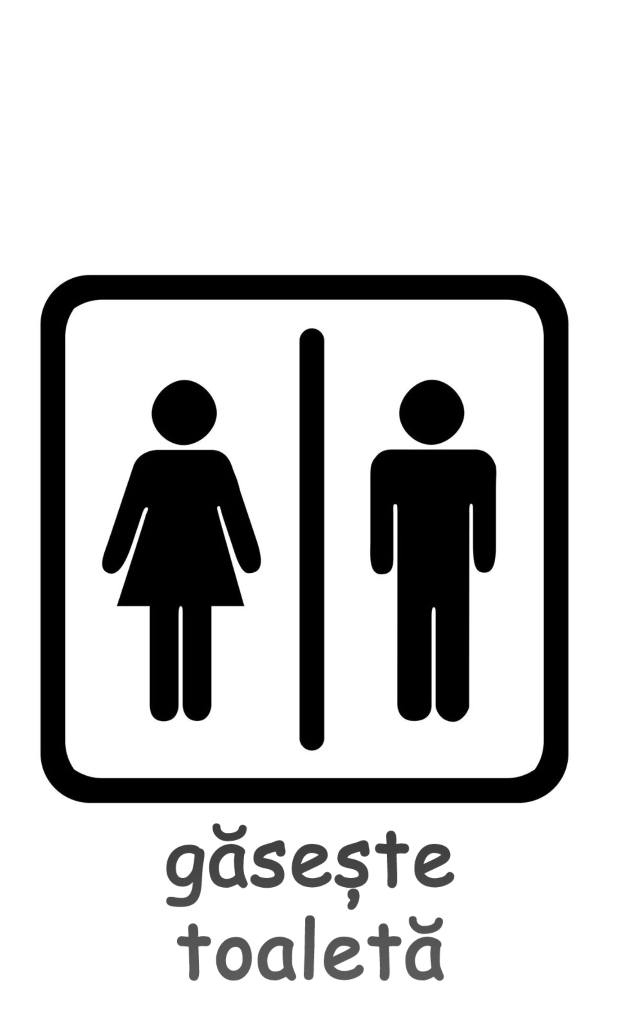
After one commit to silviupal2/GasesteToaleta, an Android app: the SplashScreenActivity screen opened directly, with no data from a screen before it, on a phone screen of 412 x 824 dp. The commit adds this screen. Shown: the top 1020 px of the screen. Run offline under Robolectric (Android 15) with nearby library versions, the phone set to English and light mode, and no system bars; 1 statement that could not run was skipped.

Commit message:
Adauga splash screen.
Adaugare la aplicatie a unei imagini care apare la deschiderea
aplicatiei. Imaginea reprezinta si logo-ul aplicatiei.

```diff
--- /dev/null
+++ b/app/src/main/java/teamepa/gasestetoaleta/ConnectionUtils.java
@@ -0,0 +1,21 @@
+package teamepa.gasestetoaleta;
+
+import android.content.Context;
+import android.net.ConnectivityManager;
+import android.net.NetworkInfo;
+
+public class ConnectionUtils
+{
+	/**
+	 * returns the current internet connection status (true/false)
+	 */
+	public static boolean getInternetConnection(Context c)
+	{
+		ConnectivityManager cm = (ConnectivityManager) c.getSystemService(Context.CONNECTIVITY_SERVICE);
+		NetworkInfo netInfo = cm.getActiveNetworkInfo();
+
+		// checking to see if the netInfo is null (airplane mode) or netInfo is connected
+		return netInfo != null && netInfo.isConnectedOrConnecting();
+	}
+
+}
--- /dev/null
+++ b/app/src/main/java/teamepa/gasestetoaleta/Keys.java
@@ -0,0 +1,6 @@
+package teamepa.gasestetoaleta;
+
+public final class Keys
+{
+
+}
--- /dev/null
+++ b/app/src/main/java/teamepa/gasestetoaleta/MainInterface.java
@@ -0,0 +1,9 @@
+package teamepa.gasestetoaleta;
+
+/**
+ * Created by SilviuPal on 17-Mar-15.
+ */
+public interface MainInterface
+{
+	public void goToNextActivity();
+}
--- /dev/null
+++ b/app/src/main/java/teamepa/gasestetoaleta/PauseHandler.java
@@ -0,0 +1,120 @@
+package teamepa.gasestetoaleta;
+
+import android.os.Handler;
+import android.os.Looper;
+import android.os.Message;
+
+import java.util.Vector;
+
+public abstract class PauseHandler extends Handler
+{
+
+	public PauseHandler()
+	{
+		// TODO Auto-generated constructor stub
+	}
+
+	public PauseHandler(Callback callback)
+	{
+		super(callback);
+		// TODO Auto-generated constructor stub
+	}
+
+	public PauseHandler(Looper looper)
+	{
+		super(looper);
+		// TODO Auto-generated constructor stub
+	}
+
+	public PauseHandler(Looper looper, Callback callback)
+	{
+		super(looper, callback);
+		// TODO Auto-generated constructor stub
+	}
+
+	/**
+	 * Message Queue Buffer
+	 */
+	final protected Vector<Message> messageQueueBuffer = new Vector<Message>();
+
+	/**
+	 * Flag indicating the pause state
+	 */
+	private boolean paused;
+
+	/**
+	 * Resume the handler
+	 */
+	final public void resume()
+	{
+		paused = false;
+
+		while (messageQueueBuffer.size() > 0)
+		{
+			final Message msg = messageQueueBuffer.elementAt(0);
+			messageQueueBuffer.removeElementAt(0);
+			sendMessage(msg);
+		}
+	}
+
+	/**
+	 * Pause the handler
+	 */
+	final public void pause()
+	{
+		paused = true;
+	}
+
+	/**
+	 * Notification that the message is about to be stored as the activity is
+	 * paused. If not handled the message will be saved and replayed when the
+	 * activity resumes.
+	 *
+	 * @param message the message which optional can be handled
+	 * @return true if the message is to be stored
+	 */
+	protected abstract boolean storeMessage(Message message);
+
+	/**
+	 * Notification message to be processed. This will either be directly from
+	 * handleMessage or played back from a saved message when the activity was
+	 * paused.
+	 *
+	 * @param message the message to be handled
+	 */
+	protected abstract void processMessage(Message message);
+
+	/**
+	 * {@inheritDoc}
+	 */
+	@Override
+	final public void handleMessage(Message msg)
+	{
+		if (paused)
+		{
+			if (storeMessage(msg))
+			{
+				Message msgCopy = new Message();
+				msgCopy.copyFrom(msg);
+				messageQueueBuffer.add(msgCopy);
+			}
+		}
+		else
+		{
+			processMessage(msg);
+		}
+	}
+
+	/**
+	 * Removes all the cached messages from the pause Activity state
+	 */
+	public final void clearCachedMessages()
+	{
+		if (messageQueueBuffer != null)
+		{
+			messageQueueBuffer.clear();
+		}
+	}
+
+
+}
--- /dev/null
+++ b/app/src/main/java/teamepa/gasestetoaleta/activities/AbstractMainActivity.java
@@ -0,0 +1,52 @@
+package teamepa.gasestetoaleta.activities;
+
+import android.content.Intent;
+import android.os.Message;
+import android.support.v4.app.FragmentActivity;
+import teamepa.gasestetoaleta.ConnectionUtils;
+import teamepa.gasestetoaleta.MainInterface;
+import teamepa.gasestetoaleta.UIHandler;
+
+public class AbstractMainActivity extends FragmentActivity implements MainInterface
+{
+	//	handlers
+	protected final UIHandler mUIHandler = new UIHandler()
+	{
+		@Override
+		protected boolean storeMessage(Message message)
+		{
+			return true;
+		}
+
+		@Override
+		protected void processMessage(Message message)
+		{
+			switch (message.what)
+			{
+				case UIHandler.ADVANCE_TO_NEXT_ACTIVITY:
+					preliminaryChecks();
+					break;
+			}
+		}
+	};
+
+	protected void preliminaryChecks()
+	{
+		if (ConnectionUtils.getInternetConnection(getApplicationContext()))
+		{
+			goToNextActivity();
+		}
+		else
+		{
+			// go to no internet connection activity
+			final Intent intent = new Intent(this, NoInternetConnectionActivity.class);
+			startActivity(intent);
+			finish();
+		}
+	}
+
+	@Override
+	public void goToNextActivity()
+	{
+	}
+}
--- /dev/null
+++ b/app/src/main/java/teamepa/gasestetoaleta/activities/NoInternetConnectionActivity.java
@@ -0,0 +1,6 @@
+package teamepa.gasestetoaleta.activities;
+
+public class NoInternetConnectionActivity
+{
+
+}
--- /dev/null
+++ b/app/src/main/java/teamepa/gasestetoaleta/activities/SplashScreenActivity.java
@@ -0,0 +1,31 @@
+package teamepa.gasestetoaleta.activities;
+
+import android.content.Intent;
+import android.os.Bundle;
+import teamepa.gasestetoaleta.R;
+import teamepa.gasestetoaleta.UIHandler;
+import teamepa.gasestetoaleta.activities.AbstractMainActivity;
+import teamepa.gasestetoaleta.activities.LoginActivity;
+
+/**
+ * Created by SilviuPal on 17-Mar-15.
+ */
+public class SplashScreenActivity extends AbstractMainActivity
+{
+	@Override
+	protected void onPostCreate(Bundle savedInstanceState)
+	{
+		super.onPostCreate(savedInstanceState);
+		setContentView(R.layout.splash_screen);
+		mUIHandler.sendEmptyMessageDelayed(UIHandler.ADVANCE_TO_NEXT_ACTIVITY, 1500);
+	}
+
+	@Override
+	public void goToNextActivity()
+	{
+		super.goToNextActivity();
+		Intent intent = new Intent(getApplicationContext(), LoginActivity.class);
+		startActivity(intent);
+		finish();
+	}
+}
--- /dev/null
+++ b/app/src/main/res/layout/splash_screen.xml
@@ -0,0 +1,17 @@
+<?xml version="1.0" encoding="utf-8"?>
+<LinearLayout xmlns:android="http://schemas.android.com/apk/res/android"
+    android:orientation="vertical"
+    android:layout_gravity="center"
+    android:layout_width="match_parent"
+    android:layout_height="match_parent"
+    android:background="@android:color/white">
+
+    <ImageView
+        android:layout_width="wrap_content"
+        android:layout_height="wrap_content"
+        android:src="@drawable/image_bg"
+
+
+        />
+
+</LinearLayout>
--- a/app/src/main/res/values/strings.xml
+++ b/app/src/main/res/values/strings.xml
@@ -1,4 +1,6 @@
 <resources>
     <string name="app_name">GasesteToaleta</string>
+    <string name="title_splash_screen">Welcome!</string>
+    <string name="title_login">Login</string>
     <string name="title_activity_maps">Map</string>
 </resources>
```
Also changed, not shown: app/src/main/AndroidManifest.xml (+10 -4 lines), app/src/main/java/teamepa/gasestetoaleta/UIHandler.java (added, +55 -0 lines), app/src/main/java/teamepa/gasestetoaleta/activities/LoginActivity.java (added, +14 -0 lines), app/src/main/java/teamepa/gasestetoaleta/activities/MapsActivity.java (renamed from app/src/main/java/teamepa/gasestetoaleta/MapsActivity.java, +6 -5 lines), app/src/main/res/layout/activity_maps.xml (+13 -3 lines), app/src/main/res/drawable/image_bg.png (added), app/src/main/res/mipmap-hdpi/ic_launcher.png, app/src/main/res/mipmap-mdpi/ic_launcher.png, app/src/main/res/mipmap-xhdpi/ic_launcher.png, app/src/main/res/mipmap-xxhdpi/ic_launcher.png.
